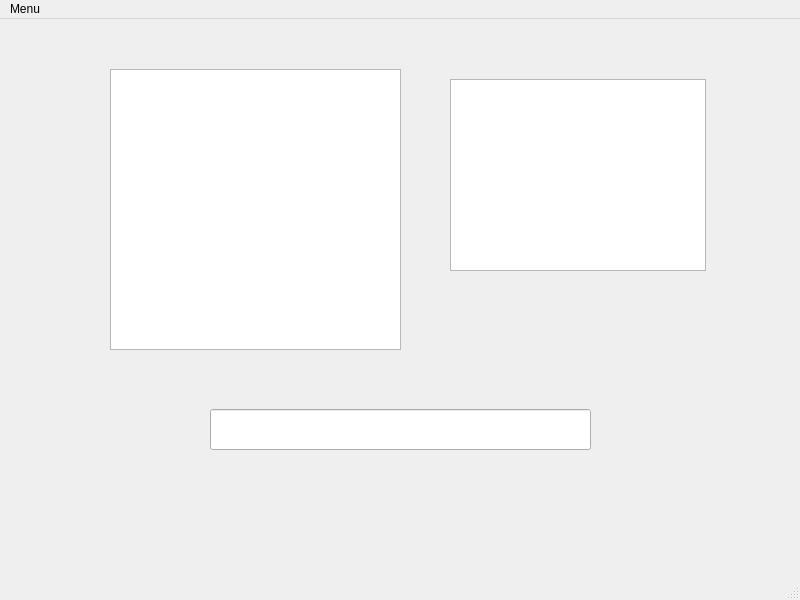
This is tcp_client/mainwindow.ui in daani2002/Linux_prog23-24 as Qt 5 draws it before an edit. The edited form follows.
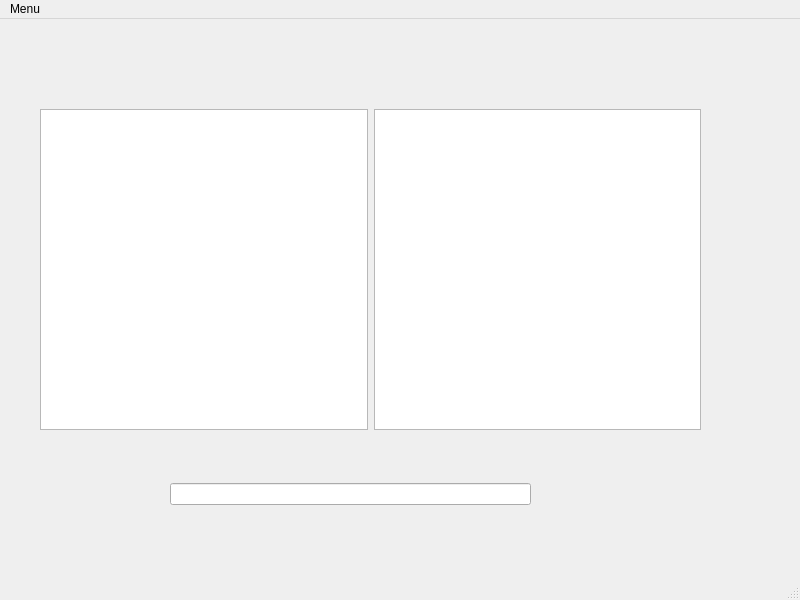
This is the edited form.

Diff of the .ui file:
```diff
--- a/tcp_client/mainwindow.ui
+++ b/tcp_client/mainwindow.ui
@@ -14,35 +14,42 @@
    <string>MainWindow</string>
   </property>
   <widget class="QWidget" name="centralwidget">
-   <widget class="QLineEdit" name="lineEdit">
+   <widget class="QWidget" name="verticalLayoutWidget">
     <property name="geometry">
      <rect>
-      <x>210</x>
-      <y>390</y>
-      <width>381</width>
-      <height>41</height>
+      <x>170</x>
+      <y>430</y>
+      <width>361</width>
+      <height>91</height>
      </rect>
     </property>
+    <layout class="QVBoxLayout" name="verticalLayout">
+     <item>
+      <widget class="QLineEdit" name="lineEdit"/>
+     </item>
+    </layout>
    </widget>
-   <widget class="QTextEdit" name="textEdit">
+   <widget class="QWidget" name="horizontalLayoutWidget">
     <property name="geometry">
      <rect>
-      <x>110</x>
-      <y>50</y>
-      <width>291</width>
-      <height>281</height>
+      <x>40</x>
+      <y>90</y>
+      <width>661</width>
+      <height>321</height>
      </rect>
     </property>
-   </widget>
-   <widget class="QListWidget" name="listWidget">
-    <property name="geometry">
-     <rect>
-      <x>450</x>
-      <y>60</y>
-      <width>256</width>
-      <height>192</height>
-     </rect>
-    </property>
+    <layout class="QHBoxLayout" name="horizontalLayout">
+     <item>
+      <widget class="QTextEdit" name="textEdit"/>
+     </item>
+     <item>
+      <widget class="QListWidget" name="listWidget">
+       <property name="selectionRectVisible">
+        <bool>true</bool>
+       </property>
+      </widget>
+     </item>
+    </layout>
    </widget>
   </widget>
   <widget class="QMenuBar" name="menubar">
```
